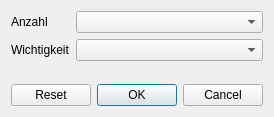
gradgrind/WZ3, file wz-data/ui/dialog_constraint_number.ui: the form before one commit.
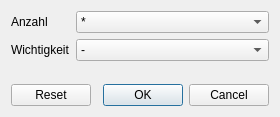
The form after the commit.

Commit message: Updated constraint number (of periods). Allow '*', or 0-10 with weight - 1, ... 9, +

What changed in the file:
```diff
--- a/wz-data/ui/dialog_constraint_number.ui
+++ b/wz-data/ui/dialog_constraint_number.ui
@@ -6,7 +6,7 @@
    <rect>
     <x>0</x>
     <y>0</y>
-    <width>233</width>
+    <width>280</width>
     <height>117</height>
    </rect>
   </property>
@@ -25,11 +25,6 @@
      </item>
      <item row="0" column="1">
       <widget class="QComboBox" name="number">
-       <item>
-        <property name="text">
-         <string/>
-        </property>
-       </item>
        <item>
         <property name="text">
          <string>*</string>
@@ -103,12 +98,7 @@
       <widget class="QComboBox" name="weight">
        <item>
         <property name="text">
-         <string/>
-        </property>
-       </item>
-       <item>
-        <property name="text">
-         <string>0</string>
+         <string>-</string>
         </property>
        </item>
        <item>
```
Left out of the diff: 2 changed lines with no effect on the pictures. The commit also changes 1 other file.
